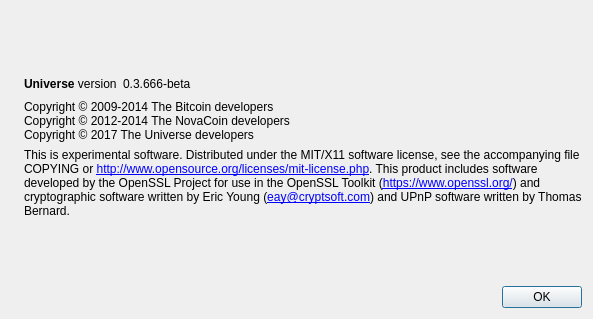
Qt form src/qt/forms/aboutdialog.ui (universe-project/universe) before a commit.
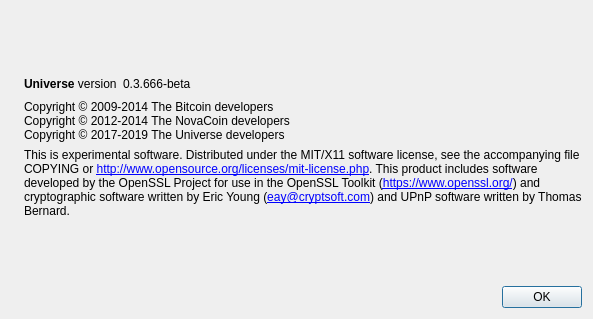
The same form after that commit. Icons and pictures are not drawn.

```diff
--- a/src/qt/forms/aboutdialog.ui
+++ b/src/qt/forms/aboutdialog.ui
@@ -93,7 +93,7 @@
        <property name="text">
         <string>Copyright © 2009-2014 The Bitcoin developers
 Copyright © 2012-2014 The NovaCoin developers
-Copyright © 2017 The Universe developers</string>
+Copyright © 2017-2019 The Universe developers</string>
        </property>
        <property name="textInteractionFlags">
         <set>Qt::LinksAccessibleByMouse|Qt::TextSelectableByKeyboard|Qt::TextSelectableByMouse</set>
```
